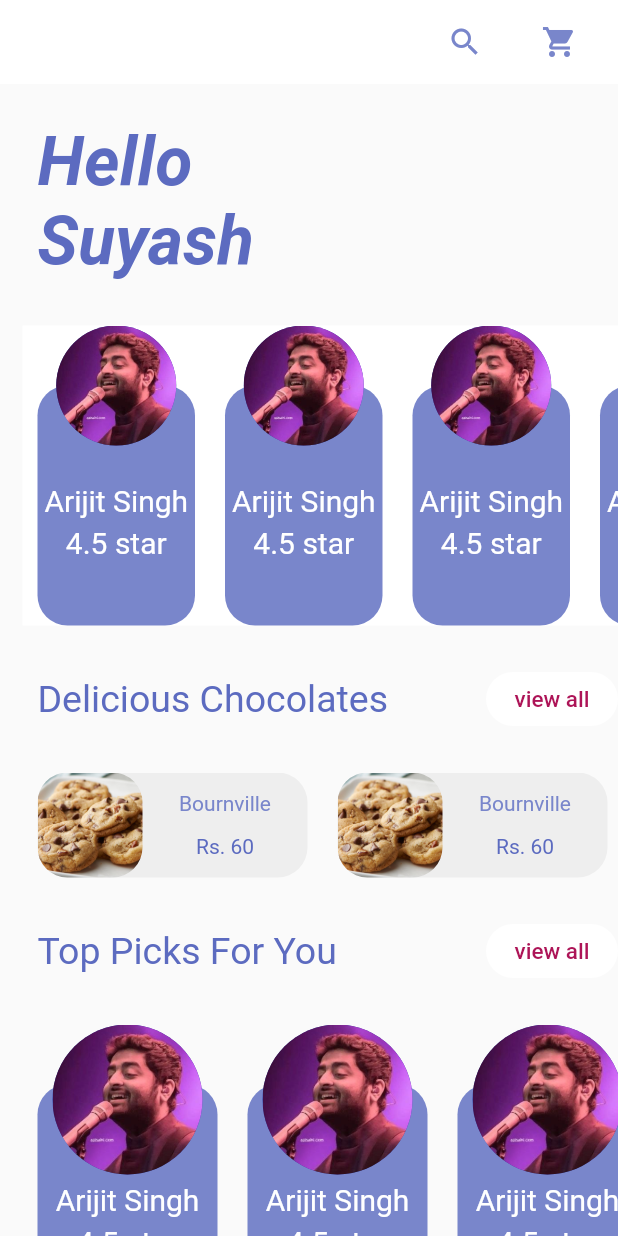
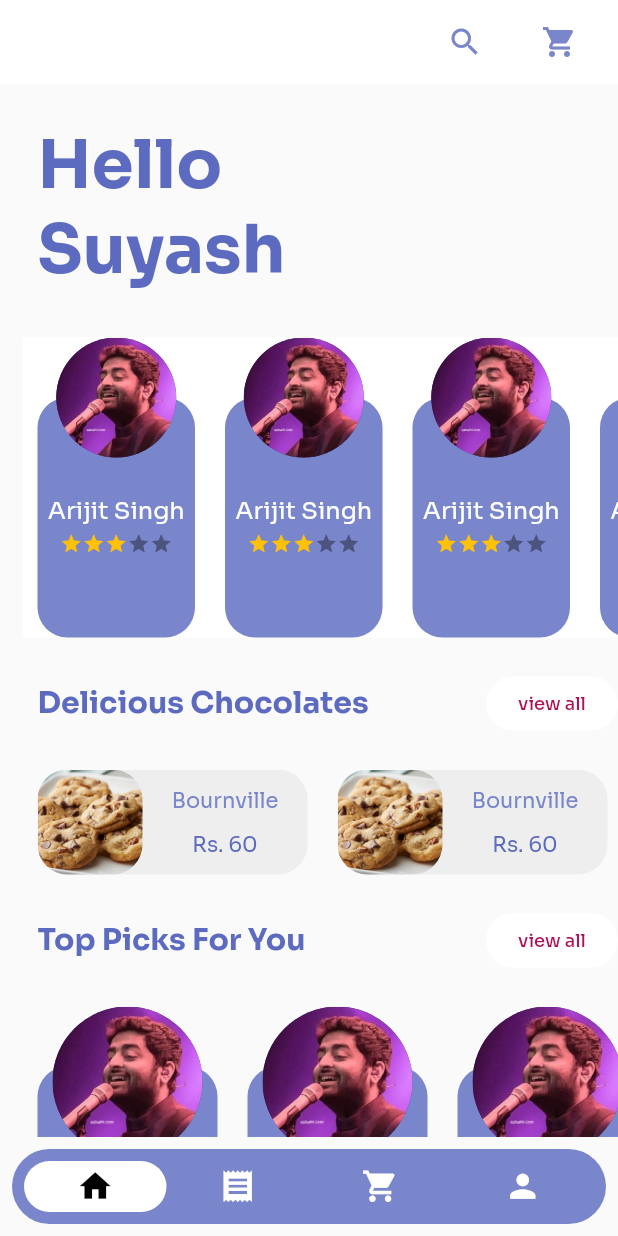
Before and after one commit to sssash18/Bake2Home, a Flutter app: the screen it shows after launch, on a phone screen of 412 x 824 dp. Run offline on Flutter 3.47's test engine with Material 2 defaults, Android fonts, the phone set to English and light mode, and no system bars; drawn by our look-alikes of floating_bottom_navigation_bar, flutter_rating_bar.

```diff
--- a/lib/constants.dart
+++ b/lib/constants.dart
@@ -6,6 +6,6 @@ Color white = Colors.white;
 Color text = Colors.indigo[400];
 Color button = Colors.pink[800];
 Color pastry = Colors.grey[200];
-double head = 25.0;
-double sideButton = 15.0;
+double head = 20.0;
+double sideButton = 12.0;
 double border = 20.0;
--- a/lib/main.dart
+++ b/lib/main.dart
@@ -13,6 +13,7 @@ class MyApp extends StatelessWidget {
       theme: ThemeData(
         primarySwatch: Colors.indigo,
         visualDensity: VisualDensity.adaptivePlatformDensity,
+        fontFamily: 'Sora'
       ),
       home: HomePage(),
     );
--- a/lib/screens/homepage.dart
+++ b/lib/screens/homepage.dart
@@ -1,12 +1,22 @@
-import 'package:bake2home/screens/SellerTile.dart';
+import 'package:bake2home/screens/ProfilePage.dart';
+import 'package:floating_bottom_navigation_bar/floating_bottom_navigation_bar.dart';
 import 'package:flutter/material.dart';
 import 'package:bake2home/constants.dart';
 import 'package:bake2home/widgets/HomeTile.dart';
 import 'package:bake2home/widgets/HomeHeading.dart';
+import 'package:bake2home/widgets/RecipeTile.dart';
+
 
 import 'package:bake2home/widgets/PastryTile.dart';
 
-class HomePage extends StatelessWidget {
+class HomePage extends StatefulWidget {
+  @override
+  _HomePageState createState() => _HomePageState();
+}
+
+class _HomePageState extends State<HomePage> {
+  int _index = 0;
+
   @override
   Widget build(BuildContext context) {
     return Scaffold(
@@ -43,8 +53,8 @@ class HomePage extends StatelessWidget {
                   style: TextStyle(
                     color: text,
                     fontSize: 45.0,
-                    fontStyle: FontStyle.italic,
                     fontWeight: FontWeight.bold,
+                    fontFamily: 'Sora'
                   ),
                 ),
               ),
@@ -84,10 +94,57 @@ class HomePage extends StatelessWidget {
                   return HomeTile(height: 140,width:120,radius: 50.0,);
                 }
               )
+            ),
+            Homeheading(heading: 'Try these Recipes'),
+            Container(
+              margin: EdgeInsets.fromLTRB(15.0, 0.0, 0.0, 0.0),
+              height: 180.0,
+              child: ListView.builder(
+                itemCount: 5,
+                scrollDirection: Axis.horizontal,
+                itemBuilder: (BuildContext context, int index){
+                  return RecipeTile();
+                }
+              )
             )
 
           ],
         ),
+      ),
+      bottomNavigationBar: FloatingNavbar(
+        onTap: (int val) => setState((){
+          _index = val;
+          if(_index == 3){
+            Navigator.push(context, MaterialPageRoute(builder: (context) => ProfilePage()));
+          }
+        } ),
+        currentIndex: _index,
+        fontSize: 0.0,
+        borderRadius: 40.0,
+        itemBorderRadius: 80.0,
+        backgroundColor: base,
+        selectedBackgroundColor: white,
+        unselectedItemColor: white,
+        iconSize: 25.0,
+        items: [
+          FloatingNavbarItem(
+            icon: Icons.home,
+            title: ''
+          ),
+          FloatingNavbarItem(
+            icon: Icons.receipt,
+            title: ''
+          ),
+          FloatingNavbarItem(
+            icon: Icons.shopping_cart,
+            title: ''
+          ),
+          FloatingNavbarItem(
+            icon: Icons.person,
+            title: ''
+          ),
+
+        ],
       )
     );
   }
--- a/lib/widgets/HomeHeading.dart
+++ b/lib/widgets/HomeHeading.dart
@@ -7,7 +7,7 @@ class Homeheading extends StatelessWidget {
   @override
   Widget build(BuildContext context) {
     return Container(
-        margin: EdgeInsets.fromLTRB(25.0, 25.0, 0.0, 25.0),
+        margin: EdgeInsets.fromLTRB(25.0, 20.0, 0.0, 20.0),
         alignment: Alignment.topLeft,
         child: Row(
         mainAxisAlignment: MainAxisAlignment.spaceBetween,
@@ -17,6 +17,7 @@ class Homeheading extends StatelessWidget {
           style : TextStyle(
             color: text,
             fontSize: head,
+            fontWeight: FontWeight.bold
           )
           ),
           Align(
--- a/lib/widgets/HomeTile.dart
+++ b/lib/widgets/HomeTile.dart
@@ -1,5 +1,7 @@
 import 'package:bake2home/constants.dart';
 import 'package:flutter/material.dart';
+import 'package:flutter_rating_bar/flutter_rating_bar.dart';
+
 class HomeTile extends StatefulWidget {
   final double height,width,radius;
   HomeTile({this.height,this.width,this.radius}) ;
@@ -30,19 +32,25 @@ class _HomeTileState extends State<HomeTile> {
                     'Arijit Singh',
                     style: TextStyle(
                       color: white,
-                      fontSize: 20.0,
+                      fontSize: 16.0,
                     )
                   ),
                   SizedBox(
                     height: 5.0,
                   ),
-                  Text(
-                    '4.5 star',
-                    style: TextStyle(
-                      color: white,
-                      fontSize: 20.0,
-                    )
-                  ),
+                  RatingBar(
+                    initialRating: 3.2,
+                    itemSize: 15.0,
+                    itemCount: 5,
+                    glow: true,
+                    itemBuilder: (BuildContext context, int index){
+                      return Icon(
+                        Icons.star,
+                        color: Colors.amber,
+                      );
+                    },
+                    onRatingUpdate: (rating){}
+                  )
                 ]
               ),
             ),
--- a/pubspec.yaml
+++ b/pubspec.yaml
@@ -23,6 +23,9 @@ environment:
 dependencies:
   flutter:
     sdk: flutter
+  flutter_rating_bar: ^3.0.1+1
+  floating_bottom_navigation_bar: ^1.3.0
+
 
 
   # The following adds the Cupertino Icons font to your application.
```
Also changed, not shown: lib/screens/ProfilePage.dart (added, +120 -0 lines), lib/screens/SellerTile.dart (deleted, +0 -9 lines), lib/widgets/RecipeTile.dart (added, +30 -0 lines), pubspec.lock.
